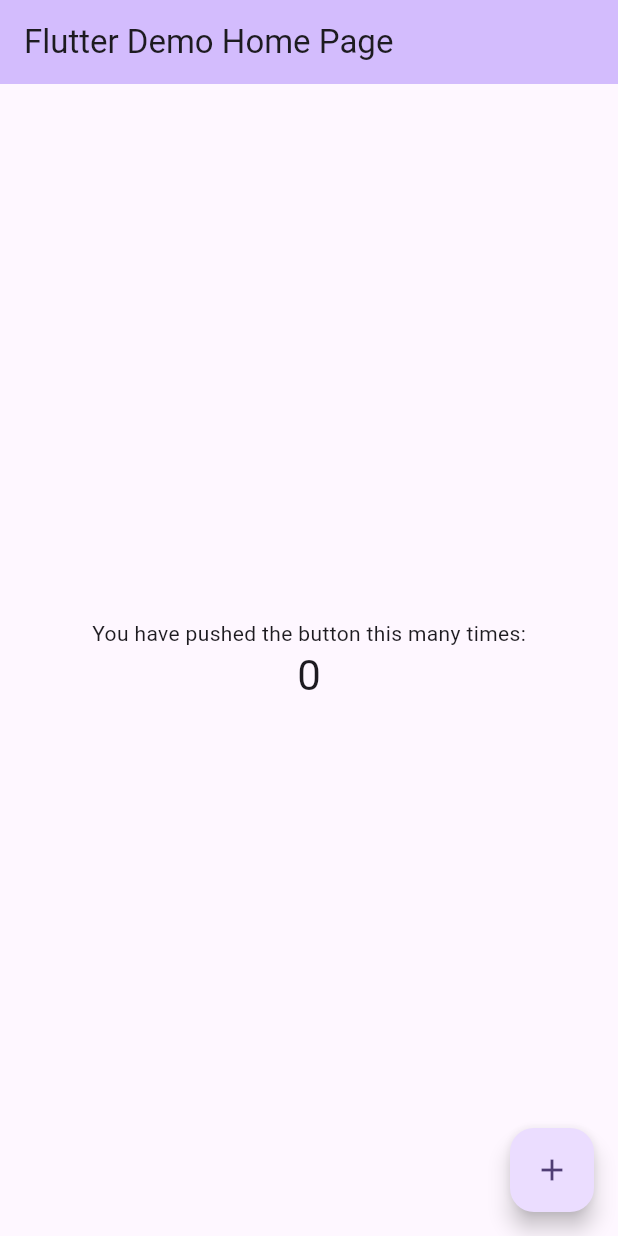
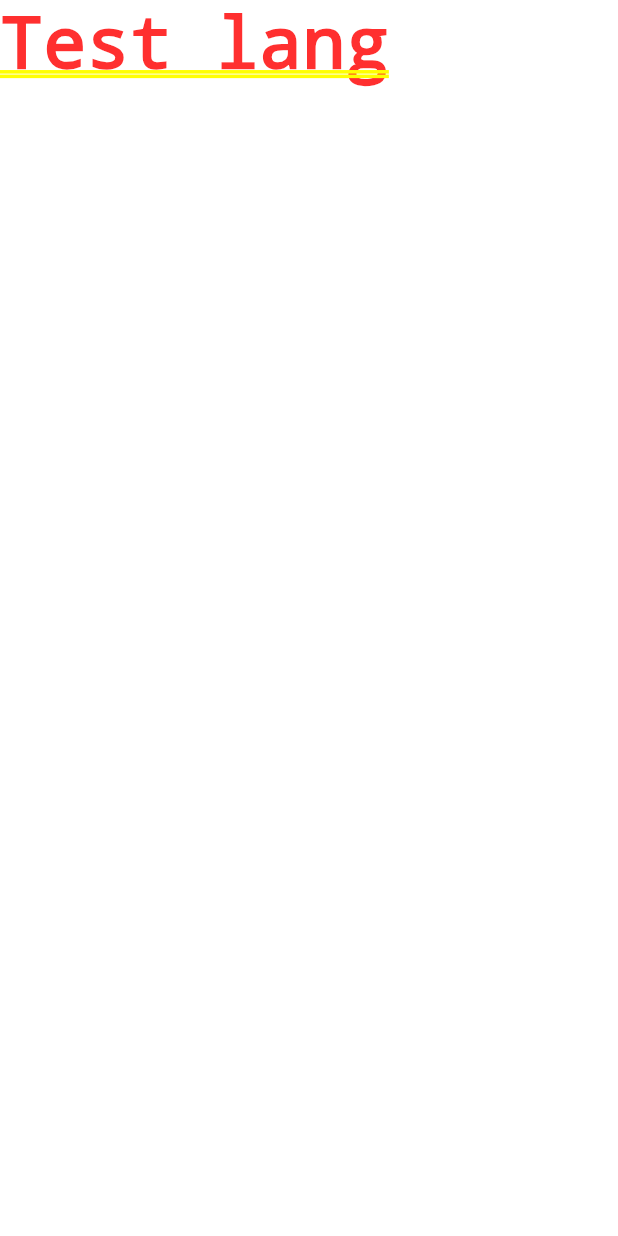
Before and after one commit to lancekian12/Flutter-CRUD, a Flutter app: the screen it shows after launch, on a phone screen of 412 x 824 dp. Run offline on Flutter 3.47's test engine with Material 3 defaults, Android fonts, the phone set to English and light mode, and no system bars.

```diff
--- a/lib/main.dart
+++ b/lib/main.dart
@@ -1,125 +1,11 @@
 import 'package:flutter/material.dart';
+import 'package:crud_activity/student.dart';
 
 void main() {
-  runApp(const MyApp());
+  runApp(
+    MaterialApp(
+      theme: ThemeData(useMaterial3: true),
+      home: Student(),
+    ),
+  );
 }
-
-class MyApp extends StatelessWidget {
-  const MyApp({super.key});
-
-  // This widget is the root of your application.
-  @override
-  Widget build(BuildContext context) {
-    return MaterialApp(
-      title: 'Flutter Demo',
-      theme: ThemeData(
-        // This is the theme of your application.
-        //
-        // TRY THIS: Try running your application with "flutter run". You'll see
-        // the application has a purple toolbar. Then, without quitting the app,
-        // try changing the seedColor in the colorScheme below to Colors.green
-        // and then invoke "hot reload" (save your changes or press the "hot
-        // reload" button in a Flutter-supported IDE, or press "r" if you used
-        // the command line to start the app).
-        //
-        // Notice that the counter didn't reset back to zero; the application
-        // state is not lost during the reload. To reset the state, use hot
-        // restart instead.
-        //
-        // This works for code too, not just values: Most code changes can be
-        // tested with just a hot reload.
-        colorScheme: ColorScheme.fromSeed(seedColor: Colors.deepPurple),
-        useMaterial3: true,
-      ),
-      home: const MyHomePage(title: 'Flutter Demo Home Page'),
-    );
-  }
-}
-
-class MyHomePage extends StatefulWidget {
-  const MyHomePage({super.key, required this.title});
-
-  // This widget is the home page of your application. It is stateful, meaning
-  // that it has a State object (defined below) that contains fields that affect
-  // how it looks.
-
-  // This class is the configuration for the state. It holds the values (in this
-  // case the title) provided by the parent (in this case the App widget) and
-  // used by the build method of the State. Fields in a Widget subclass are
-  // always marked "final".
-
-  final String title;
-
-  @override
-  State<MyHomePage> createState() => _MyHomePageState();
-}
-
-class _MyHomePageState extends State<MyHomePage> {
-  int _counter = 0;
-
-  void _incrementCounter() {
-    setState(() {
-      // This call to setState tells the Flutter framework that something has
-      // changed in this State, which causes it to rerun the build method below
-      // so that the display can reflect the updated values. If we changed
-      // _counter without calling setState(), then the build method would not be
-      // called again, and so nothing would appear to happen.
-      _counter++;
-    });
-  }
-
-  @override
-  Widget build(BuildContext context) {
-    // This method is rerun every time setState is called, for instance as done
-    // by the _incrementCounter method above.
-    //
-    // The Flutter framework has been optimized to make rerunning build methods
-    // fast, so that you can just rebuild anything that needs updating rather
-    // than having to individually change instances of widgets.
-    return Scaffold(
-      appBar: AppBar(
-        // TRY THIS: Try changing the color here to a specific color (to
-        // Colors.amber, perhaps?) and trigger a hot reload to see the AppBar
-        // change color while the other colors stay the same.
-        backgroundColor: Theme.of(context).colorScheme.inversePrimary,
-        // Here we take the value from the MyHomePage object that was created by
-        // the App.build method, and use it to set our appbar title.
-        title: Text(widget.title),
-      ),
-      body: Center(
-        // Center is a layout widget. It takes a single child and positions it
-        // in the middle of the parent.
-        child: Column(
-          // Column is also a layout widget. It takes a list of children and
-          // arranges them vertically. By default, it sizes itself to fit its
-          // children horizontally, and tries to be as tall as its parent.
-          //
-          // Column has various properties to control how it sizes itself and
-          // how it positions its children. Here we use mainAxisAlignment to
-          // center the children vertically; the main axis here is the vertical
-          // axis because Columns are vertical (the cross axis would be
-          // horizontal).
-          //
-          // TRY THIS: Invoke "debug painting" (choose the "Toggle Debug Paint"
-          // action in the IDE, or press "p" in the console), to see the
-          // wireframe for each widget.
-          mainAxisAlignment: MainAxisAlignment.center,
-          children: <Widget>[
-            const Text(
-              'You have pushed the button this many times:',
-            ),
-            Text(
-              '$_counter',
-              style: Theme.of(context).textTheme.headlineMedium,
-            ),
-          ],
-        ),
-      ),
-      floatingActionButton: FloatingActionButton(
-        onPressed: _incrementCounter,
-        tooltip: 'Increment',
-        child: const Icon(Icons.add),
-      ), // This trailing comma makes auto-formatting nicer for build methods.
-    );
-  }
-}
--- /dev/null
+++ b/lib/student.dart
@@ -0,0 +1,9 @@
+import 'package:flutter/material.dart';
+
+class Student extends StatelessWidget {
+  Student({super.key});
+  @override
+  Widget build(BuildContext context) {
+    return const Text("Test lang");
+  }
+}
```
Also changed, not shown: lib/model/studen_model.dart (added, +12 -0 lines), lib/model/student_model.dart (deleted).
